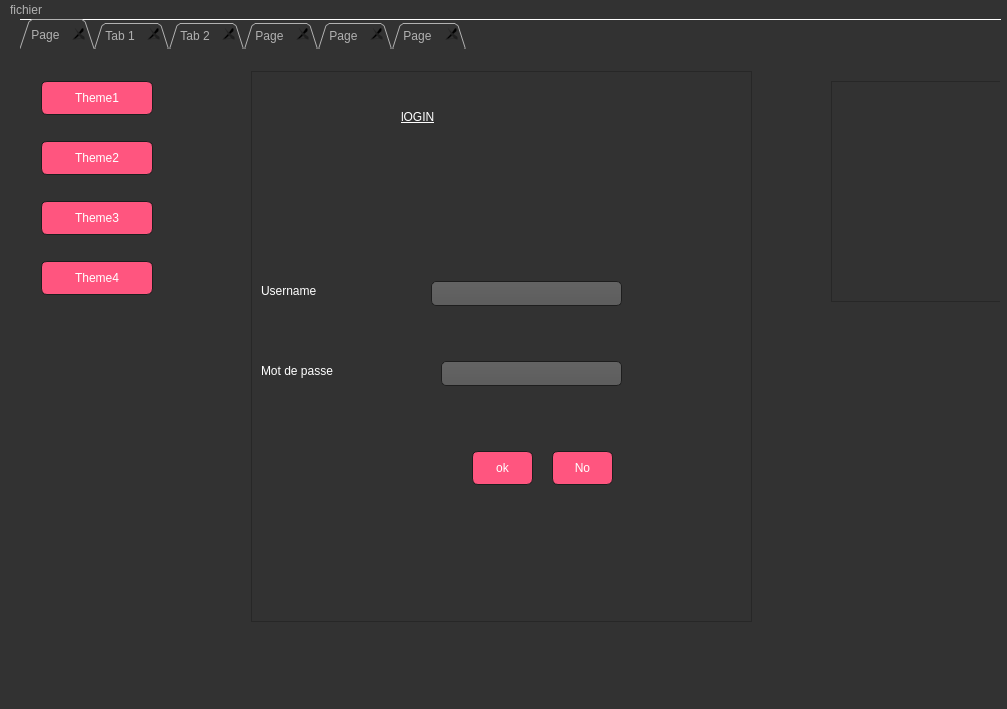
The window that mainwindow.ui (saadallahchaima/visse-visse_2A9) describes before a commit, drawn with Qt 5.
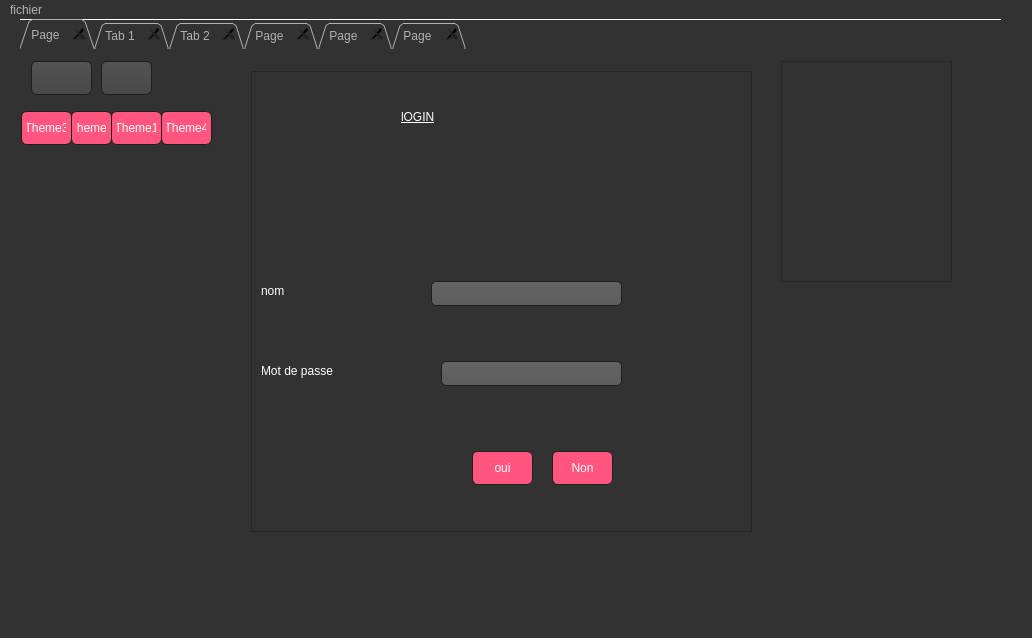
The same window after the commit. The open tabs and pages were chosen to show the change. Icons and pictures are not drawn.

The edit to the form file:
```diff
--- a/mainwindow.ui
+++ b/mainwindow.ui
@@ -6,8 +6,8 @@
    <rect>
     <x>0</x>
     <y>0</y>
-    <width>1007</width>
-    <height>709</height>
+    <width>1032</width>
+    <height>638</height>
    </rect>
   </property>
   <property name="windowTitle">
@@ -532,7 +532,7 @@
         <x>230</x>
         <y>20</y>
         <width>501</width>
-        <height>551</height>
+        <height>461</height>
        </rect>
       </property>
       <property name="styleSheet">
@@ -559,7 +559,7 @@
 font: 75 11pt &quot;MS Shell Dlg 2&quot;;</string>
        </property>
        <property name="text">
-        <string>Username</string>
+        <string>nom</string>
        </property>
       </widget>
       <widget class="QLabel" name="label_10">
@@ -611,7 +611,7 @@
         <string notr="true">background-color: rgb(255, 85, 127);</string>
        </property>
        <property name="text">
-        <string>ok</string>
+        <string>oui</string>
        </property>
       </widget>
       <widget class="QLabel" name="label_11">
@@ -648,16 +648,16 @@
         <string notr="true">background-color: rgb(255, 85, 127);</string>
        </property>
        <property name="text">
-        <string>No</string>
+        <string>Non</string>
        </property>
       </widget>
      </widget>
      <widget class="QPushButton" name="pushButton_11">
       <property name="geometry">
        <rect>
-        <x>20</x>
-        <y>30</y>
-        <width>112</width>
+        <x>90</x>
+        <y>60</y>
+        <width>51</width>
         <height>34</height>
        </rect>
       </property>
@@ -671,9 +671,9 @@
      <widget class="QPushButton" name="pushButton_12">
       <property name="geometry">
        <rect>
-        <x>20</x>
-        <y>90</y>
-        <width>112</width>
+        <x>50</x>
+        <y>60</y>
+        <width>41</width>
         <height>34</height>
        </rect>
       </property>
@@ -687,9 +687,9 @@
      <widget class="QPushButton" name="pushButton_13">
       <property name="geometry">
        <rect>
-        <x>20</x>
-        <y>150</y>
-        <width>112</width>
+        <x>0</x>
+        <y>60</y>
+        <width>51</width>
         <height>34</height>
        </rect>
       </property>
@@ -703,9 +703,9 @@
      <widget class="QPushButton" name="pushButton_14">
       <property name="geometry">
        <rect>
-        <x>20</x>
-        <y>210</y>
-        <width>112</width>
+        <x>140</x>
+        <y>60</y>
+        <width>51</width>
         <height>34</height>
        </rect>
       </property>
@@ -732,8 +732,8 @@
      <widget class="QFrame" name="frame_7">
       <property name="geometry">
        <rect>
-        <x>810</x>
-        <y>30</y>
+        <x>760</x>
+        <y>10</y>
         <width>171</width>
         <height>221</height>
        </rect>
@@ -748,6 +748,40 @@
        <enum>QFrame::Raised</enum>
       </property>
      </widget>
+     <widget class="QPushButton" name="traduction_push">
+      <property name="geometry">
+       <rect>
+        <x>10</x>
+        <y>10</y>
+        <width>61</width>
+        <height>34</height>
+       </rect>
+      </property>
+      <property name="styleSheet">
+       <string notr="true">font: 7pt &quot;MS Shell Dlg 2&quot;;
+image: url(:/img/ang.png);</string>
+      </property>
+      <property name="text">
+       <string/>
+      </property>
+     </widget>
+     <widget class="QPushButton" name="pushButton_16">
+      <property name="geometry">
+       <rect>
+        <x>80</x>
+        <y>10</y>
+        <width>51</width>
+        <height>34</height>
+       </rect>
+      </property>
+      <property name="styleSheet">
+       <string notr="true">font: 7pt &quot;MS Shell Dlg 2&quot;;
+image: url(:/img/france.png);</string>
+      </property>
+      <property name="text">
+       <string/>
+      </property>
+     </widget>
     </widget>
     <widget class="QWidget" name="ajouter">
      <attribute name="title">
@@ -2415,7 +2449,7 @@
     <rect>
      <x>0</x>
      <y>0</y>
-     <width>1007</width>
+     <width>1032</width>
      <height>30</height>
     </rect>
    </property>
```
Left out of the diff: 146 changed lines with no effect on the pictures.
